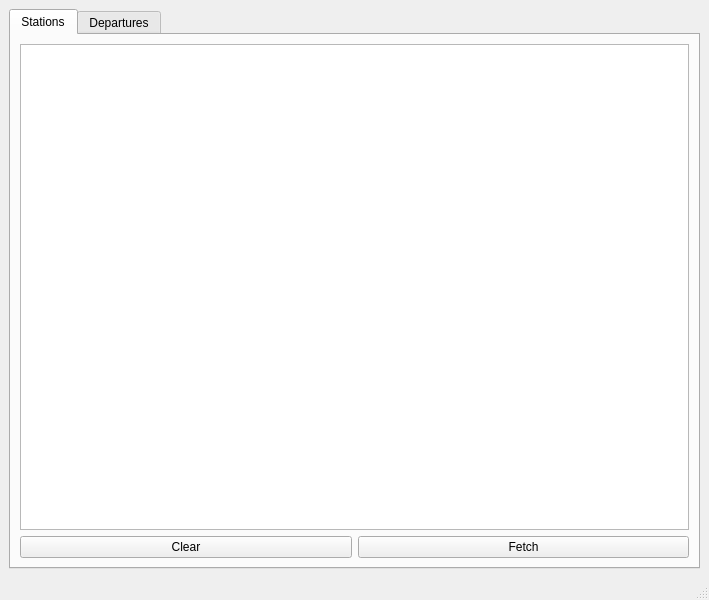
Before: the Qt Designer form mainwindow.ui in iRail/libqtrail, drawn with Qt 5.
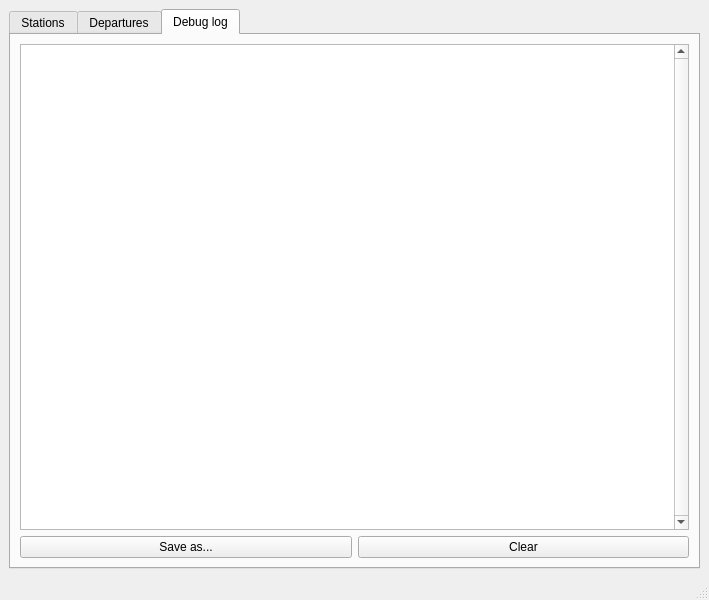
After: the same form once the commit is applied. The open tabs and pages were chosen to show the change.

Patch:
```diff
--- a/mainwindow.ui
+++ b/mainwindow.ui
@@ -39,14 +39,14 @@
           <item>
            <widget class="QPushButton" name="btnClear">
             <property name="text">
-             <string>Clear</string>
+             <string>Fetch all</string>
             </property>
            </widget>
           </item>
           <item>
            <widget class="QPushButton" name="btnFetch">
             <property name="text">
-             <string>Fetch</string>
+             <string>Clear</string>
             </property>
            </widget>
           </item>
@@ -58,6 +58,75 @@
        <attribute name="title">
         <string>Departures</string>
        </attribute>
+       <layout class="QVBoxLayout" name="verticalLayout_4">
+        <item>
+         <widget class="QListView" name="lstDepartures"/>
+        </item>
+        <item>
+         <layout class="QHBoxLayout" name="horizontalLayout">
+          <item>
+           <widget class="QPushButton" name="btnDeparturesFetch">
+            <property name="enabled">
+             <bool>false</bool>
+            </property>
+            <property name="text">
+             <string>Fetch</string>
+            </property>
+           </widget>
+          </item>
+          <item>
+           <widget class="QPushButton" name="btnDeparturesClear">
+            <property name="text">
+             <string>Clear</string>
+            </property>
+           </widget>
+          </item>
+         </layout>
+        </item>
+       </layout>
+      </widget>
+      <widget class="QWidget" name="tabLog">
+       <attribute name="title">
+        <string>Debug log</string>
+       </attribute>
+       <layout class="QVBoxLayout" name="verticalLayout_3">
+        <item>
+         <widget class="QPlainTextEdit" name="plainTextEdit">
+          <property name="font">
+           <font>
+            <family>Bitstream Vera Sans Mono</family>
+           </font>
+          </property>
+          <property name="verticalScrollBarPolicy">
+           <enum>Qt::ScrollBarAlwaysOn</enum>
+          </property>
+          <property name="horizontalScrollBarPolicy">
+           <enum>Qt::ScrollBarAlwaysOff</enum>
+          </property>
+          <property name="readOnly">
+           <bool>true</bool>
+          </property>
+         </widget>
+        </item>
+        <item>
+         <layout class="QHBoxLayout" name="lytLogButtons">
+          <item>
+           <widget class="QPushButton" name="btnLogSave">
+            <property name="text">
+             <string>Save as...</string>
+            </property>
+           </widget>
+          </item>
+          <item>
+           <widget class="QPushButton" name="btnLogClear">
+            <property name="text">
+             <string>Clear</string>
+            </property>
+           </widget>
+          </item>
+         </layout>
+        </item>
+       </layout>
       </widget>
      </widget>
     </item>
```
Left out of the diff: 8 changed lines with no effect on the pictures.
